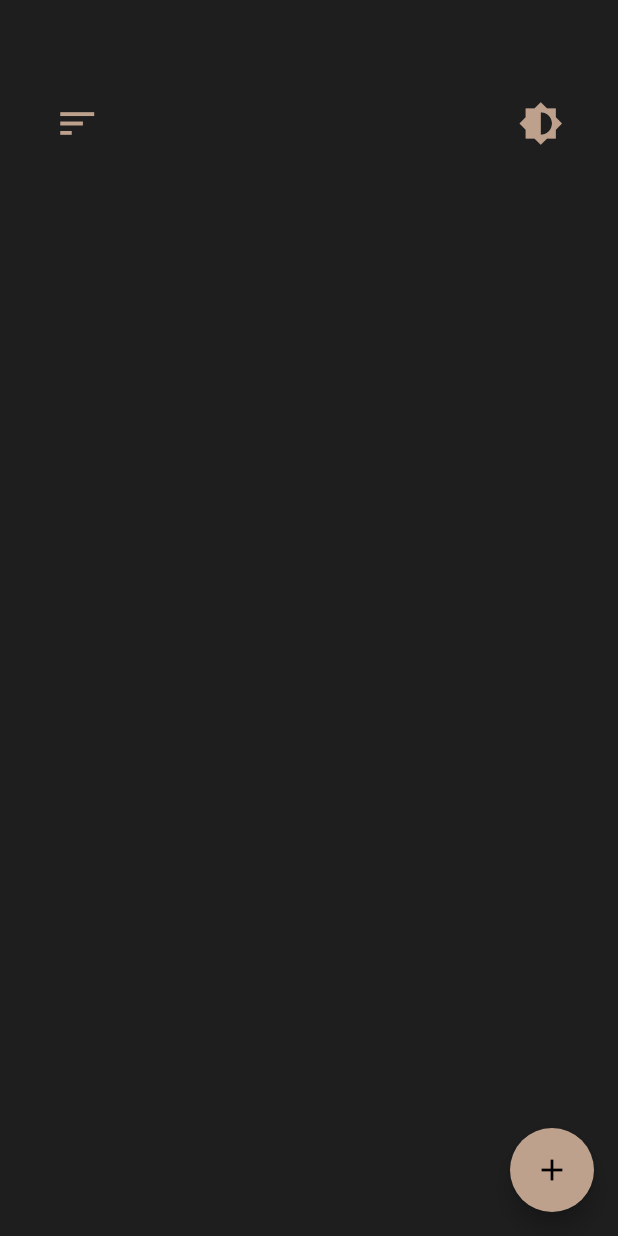
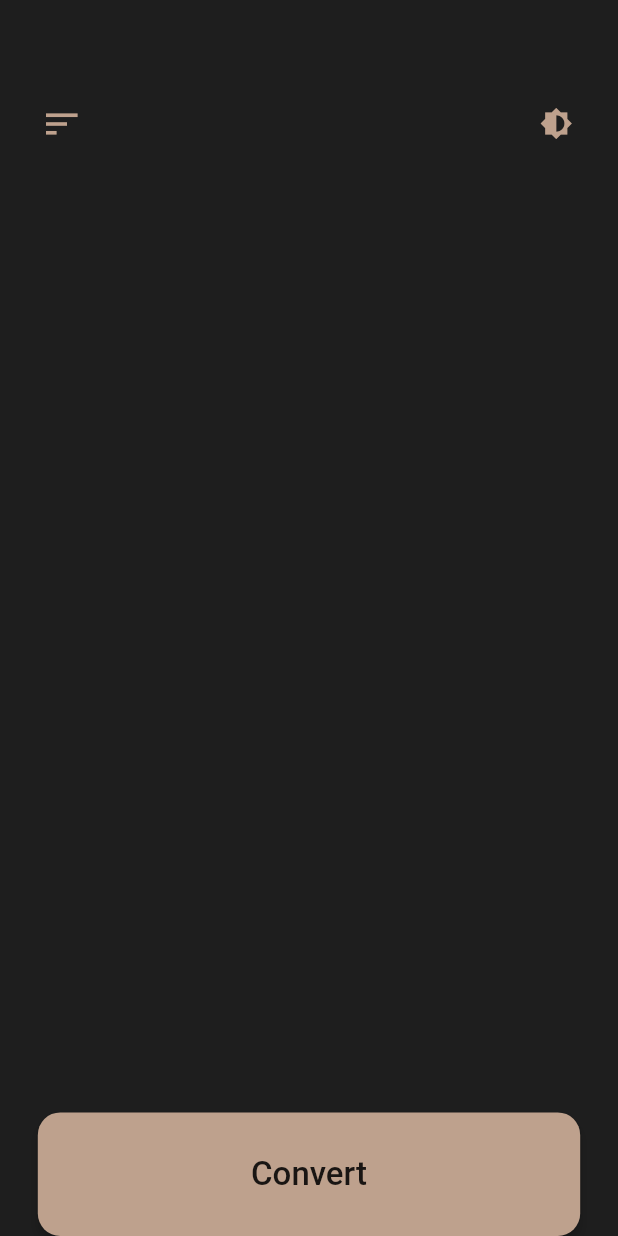
Before and after one commit to mohamedkuch/MyWalletApp, a Flutter app: the screen it shows after launch, after a tap on the "sort" icon, on a phone screen of 412 x 824 dp. Run offline on Flutter 3.47's test engine with Material 2 defaults, Android fonts, the phone set to English and light mode, and no system bars; project files that could hold a hidden picture were left out.

Commit message:
set up skeleton for app

```diff
--- /dev/null
+++ b/crypto_converter/lib/converter.dart
@@ -0,0 +1,16 @@
+import 'package:flutter/material.dart';
+
+class MainConverter extends StatefulWidget {
+
+  @override
+  _MainConverterState createState() => _MainConverterState();
+}
+
+class _MainConverterState extends State<MainConverter> {
+  @override
+  Widget build(BuildContext context) {
+    return Column(
+
+    );
+  }
+}
--- /dev/null
+++ b/crypto_converter/lib/keyboard.dart
@@ -0,0 +1,16 @@
+import 'package:flutter/material.dart';
+
+class MainKeyboard extends StatefulWidget {
+
+  @override
+  _MainKeyboardState createState() => _MainKeyboardState();
+}
+
+class _MainKeyboardState extends State<MainKeyboard> {
+  @override
+  Widget build(BuildContext context) {
+    return Column(
+
+    );
+  }
+}
--- a/crypto_converter/lib/main.dart
+++ b/crypto_converter/lib/main.dart
@@ -1,4 +1,8 @@
 import 'package:flutter/material.dart';
+import './top_bar.dart';
+import './converter.dart';
+import './keyboard.dart';
+
 
 void main() => runApp(MyApp());
 
@@ -48,52 +52,56 @@ class _MyHomePageState extends State<MyHomePage> {
 
   @override
   Widget build(BuildContext context) {
-    final topBar = Container(
-      child: Row(
-        mainAxisAlignment: MainAxisAlignment.spaceAround,
+    return Scaffold(
+      backgroundColor: Theme.of(context).primaryColor,
+      body: Container(
+        child: Column(
           children: <Widget>[
-          Expanded(
-            flex: 1,
-            child: IconButton(
-              icon: Icon(
-                Icons.sort,
-                size: 30,
+            Container(
+              child: TopBar(),
+              height: (MediaQuery.of(context).size.height -
+                      MediaQuery.of(context).padding.top) *
+                  0.2,
             ),
+            Container(
+              child: MainConverter(),
+              height: (MediaQuery.of(context).size.height -
+                      MediaQuery.of(context).padding.top) *
+                  0.4,
+            ),
+            Container(
+              child: MainKeyboard(),
+              height: (MediaQuery.of(context).size.height -
+                      MediaQuery.of(context).padding.top) *
+                  0.3,
+            ),
+            Container(
+              child: RaisedButton(
                 onPressed: () {},
+                shape: RoundedRectangleBorder(
+                  borderRadius: BorderRadius.circular(15),
+                ),
                 color: Theme.of(context).accentColor,
+                elevation: 3,
+                child: Container(
+                  width: MediaQuery.of(context).size.width * 0.8,
+                  child: Center(
+                    child: Text(
+                      'Convert',
+                      style: TextStyle(fontSize: 22),
                     ),
                   ),
-          Expanded(
-            flex: 2,
-            child: SizedBox(),
                 ),
-          Expanded(
-            flex: 1,
-            child: IconButton(
-              icon: Icon(
-                Icons.brightness_6,
-                size: 30,
-              ),
-              onPressed: () {},
-              color: Theme.of(context).accentColor,
-            ),
-          ),
-        ],
               ),
               height: (MediaQuery.of(context).size.height -
                       MediaQuery.of(context).padding.top) *
-          0.2,
-    );
+                  0.1,
+            )
+          ],
+        ),
+      ),
 
-    return Scaffold(
-      backgroundColor: Theme.of(context).primaryColor,
-
-      body: topBar,
-      floatingActionButton: FloatingActionButton(
-        onPressed: _incrementCounter,
-        tooltip: 'Increment',
-        child: Icon(Icons.add),
-      ), // This trailing comma makes auto-formatting nicer for build methods.
+      // This trailing comma makes auto-formatting nicer for build methods.
     );
   }
 }
--- /dev/null
+++ b/crypto_converter/lib/top_bar.dart
@@ -0,0 +1,49 @@
+import 'package:flutter/material.dart';
+
+class TopBar extends StatefulWidget {
+
+
+
+  @override
+  _TopBarState createState() => _TopBarState();
+}
+
+class _TopBarState extends State<TopBar> {
+  @override
+  Widget build(BuildContext context) {
+    return Row(
+        mainAxisAlignment: MainAxisAlignment.spaceAround,
+        crossAxisAlignment: CrossAxisAlignment.center,
+        children: <Widget>[
+          Expanded(
+            flex: 1,
+            child: IconButton(
+              icon: Icon(
+                Icons.sort,
+                size: 28,
+              ),
+              onPressed: () {},
+              color: Theme.of(context).accentColor,
+            ),
+          ),
+          Expanded(
+            flex: 3,
+            child: SizedBox(),
+          ),
+          Expanded(
+            flex: 1,
+            child: IconButton(
+              icon: Icon(
+                Icons.brightness_6,
+                size: 22,
+              ),
+              onPressed: () {},
+              color: Theme.of(context).accentColor,
+            ),
+          ),
+        ],
+      );
+
+
+  }
+}
```
Lines whose indentation alone changed are shown as unchanged.
